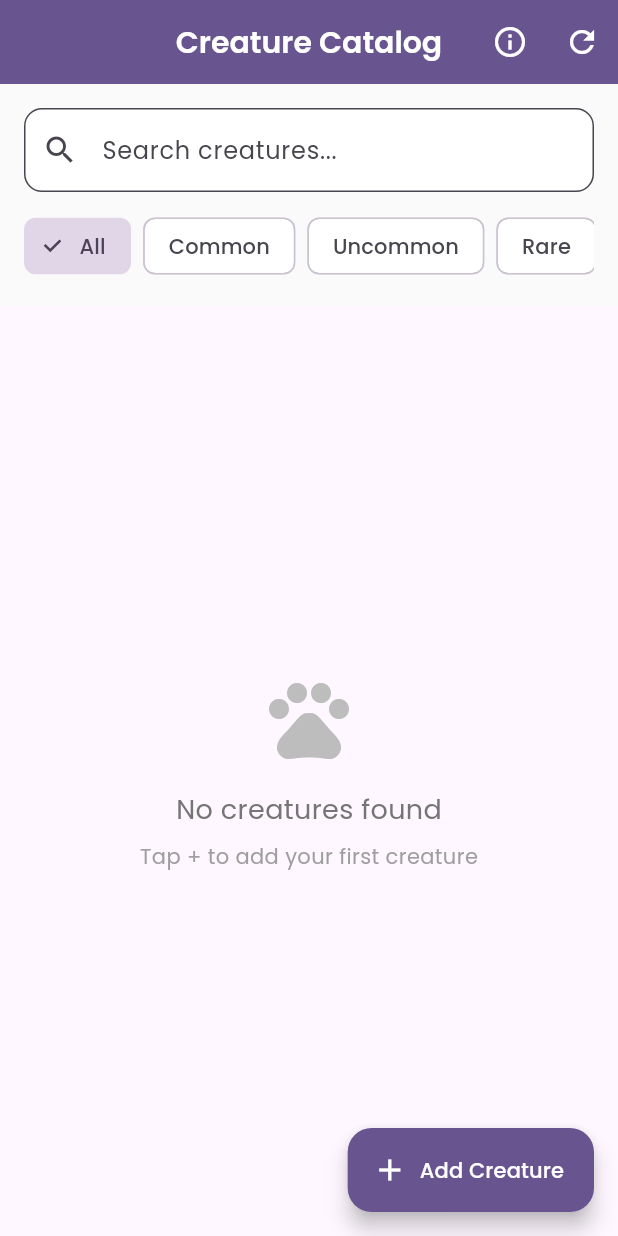
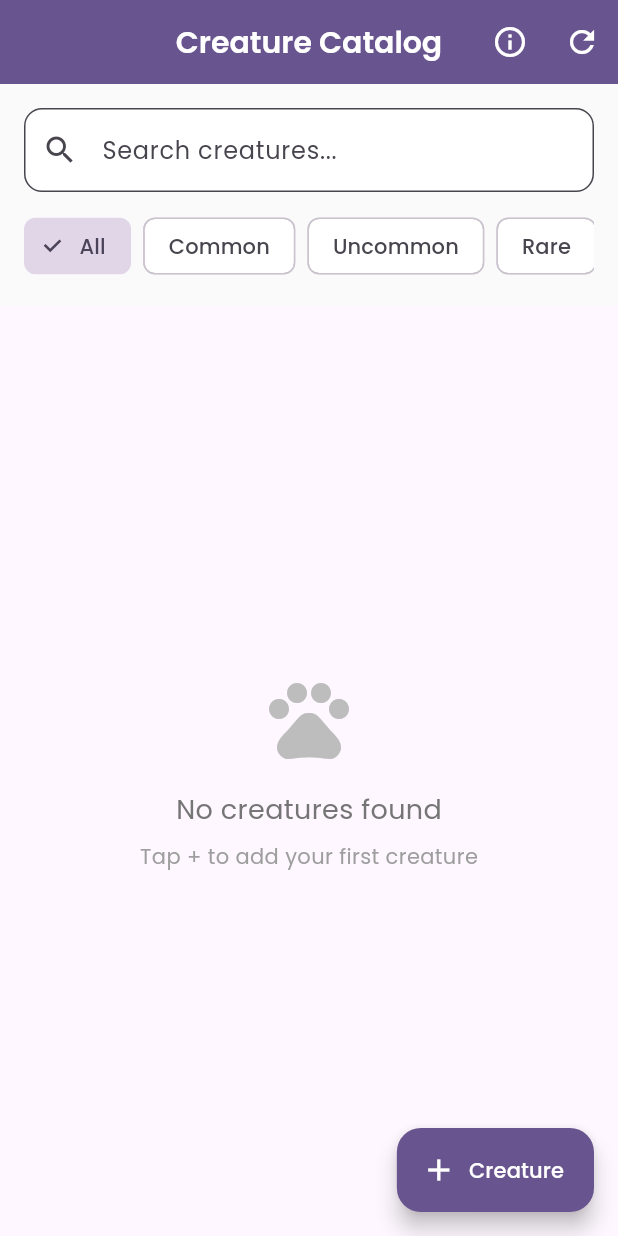
Before and after one commit to gordonjamby123-spec/creature-catalog-apps, a Flutter app: the screen it shows after launch, on a phone screen of 412 x 824 dp. Run offline on Flutter 3.47's test engine with Material 3 defaults, Android fonts, the phone set to English and light mode, and no system bars; our stand-ins replace cached_network_image, google_fonts, image_picker, supabase_flutter; accounts and stored records are empty.

Commit message:
first commit

```diff
--- a/lib/screens/home_screen.dart
+++ b/lib/screens/home_screen.dart
@@ -158,7 +158,7 @@ class _HomeScreenState extends State<HomeScreen> {
           );
         },
         icon: const Icon(Icons.add),
-        label: const Text('Add Creature'),
+        label: const Text('Creature'),
         backgroundColor: Theme.of(context).colorScheme.primary,
         foregroundColor: Colors.white,
       ),
```
Also changed, not shown: 1 other file.
